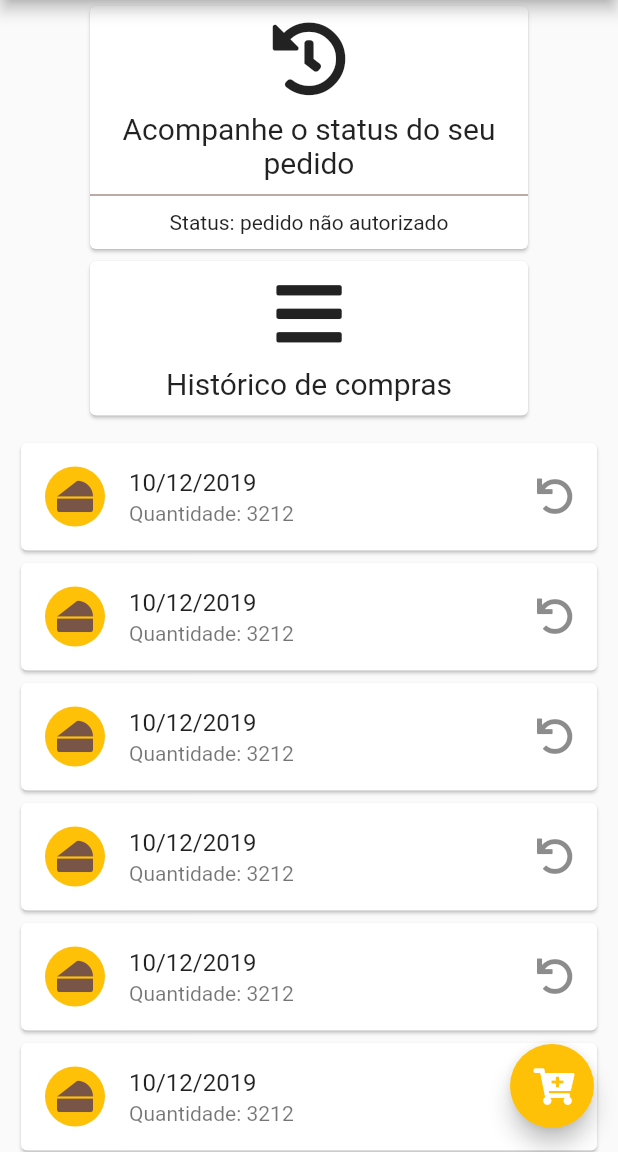
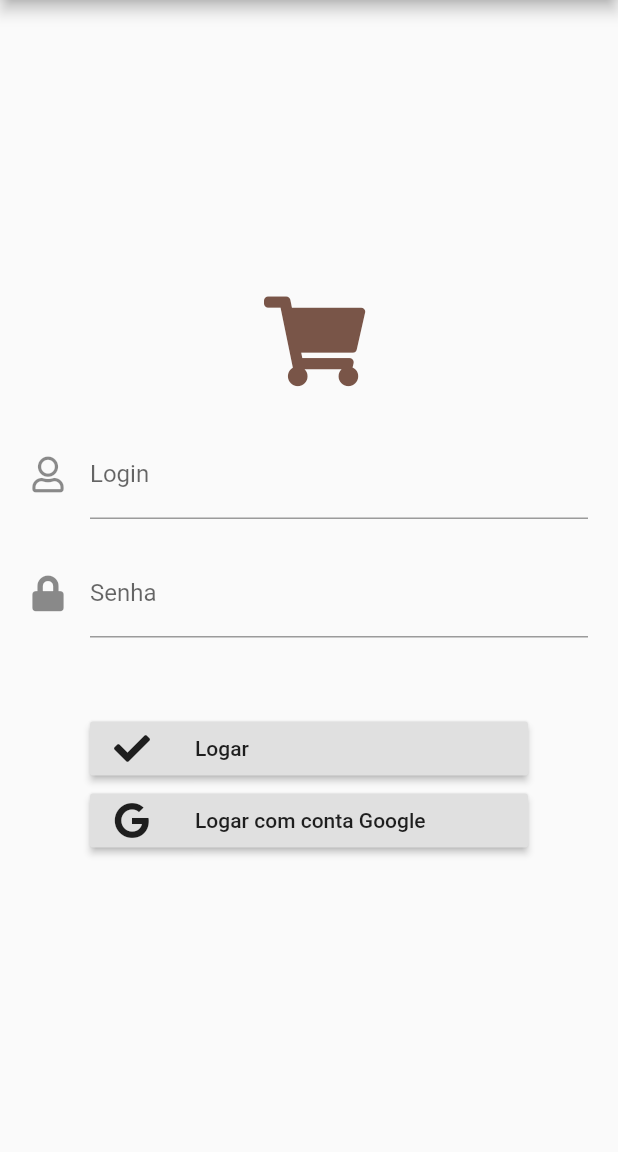
Before and after one commit to ademir2011/browdelivery, a Flutter app: the screen it shows after launch, on a phone screen of 412 x 824 dp, the part 84-1236 px from its top. Run offline on Flutter 3.47's test engine with Material 2 defaults, Android fonts, the phone set to English and light mode, and no system bars; our stand-ins replace font_awesome_flutter, google_sign_in.

Commit message:
google autentication

```diff
--- /dev/null
+++ b/lib/ui/autentication.dart
@@ -0,0 +1,108 @@
+import 'package:flutter/material.dart';
+import 'package:font_awesome_flutter/font_awesome_flutter.dart';
+import 'package:google_sign_in/google_sign_in.dart';
+
+class Autentication extends StatefulWidget {
+  @override
+  _AutenticationState createState() => _AutenticationState();
+}
+
+class _AutenticationState extends State<Autentication> {
+  final _formKey = GlobalKey<FormState>();
+  GoogleSignIn _googleSignIn = GoogleSignIn(scopes: ['email']);
+
+  @override
+  Widget build(BuildContext context) {
+    return Scaffold(
+      appBar: buildAppBar(),
+      body: buildLogin(),
+    );
+  }
+
+  Widget buildAppBar() {
+    return AppBar(
+      title: Text("Brow Delivery"),
+    );
+  }
+
+  Widget buildLogin() {
+    return Center(
+      child: Form(
+        key: _formKey,
+        child: Padding(
+          padding: EdgeInsets.all(20.0),
+          child: Column(
+            mainAxisAlignment: MainAxisAlignment.center,
+            children: <Widget>[
+              Icon(
+                FontAwesomeIcons.shoppingCart,
+                size: 60.0,
+                color: Colors.brown,
+              ),
+              SizedBox(
+                height: 30.0,
+              ),
+              TextFormField(
+                decoration: InputDecoration(
+                  icon: Icon(FontAwesomeIcons.user),
+                  labelText: "Login",
+                ),
+              ),
+              SizedBox(
+                height: 20.0,
+              ),
+              TextFormField(
+                decoration: InputDecoration(
+                  icon: Icon(FontAwesomeIcons.lock),
+                  labelText: "Senha",
+                ),
+              ),
+              SizedBox(
+                height: 50.0,
+              ),
+              Padding(
+                padding: EdgeInsets.fromLTRB(40.0, 0, 40.0, 0),
+                child: Column(
+                  children: <Widget>[
+                    RaisedButton(
+                      child: Row(
+                        children: <Widget>[
+                          Icon(FontAwesomeIcons.check),
+                          SizedBox(
+                            width: 30.0,
+                          ),
+                          Text("Logar"),
+                        ],
+                      ),
+                      onPressed: () {},
+                    ),
+                    RaisedButton(
+                      child: Row(
+                        children: <Widget>[
+                          Icon(FontAwesomeIcons.google),
+                          SizedBox(
+                            width: 30.0,
+                          ),
+                          Text("Logar com conta Google"),
+                        ],
+                      ),
+                      onPressed: () {
+                        logar();
+                      },
+                    ),
+                  ],
+                ),
+              ),
+            ],
+          ),
+        ),
+      ),
+    );
+  }
+
+  void logar() {
+    _googleSignIn.signIn().then((data) {
+      print('Usuário ${data.displayName} autenticado!');
+    }).catchError((err) => print(err));
+  }
+}
--- a/lib/ui/home.dart
+++ b/lib/ui/home.dart
@@ -17,21 +17,6 @@ class _HomeState extends State<Home> {
   Order order;
 
   _HomeState(this.order);
-
-  GoogleSignIn _googleSignIn = GoogleSignIn(scopes: ['email']);
-
-  @override
-  void initState() {
-    // TODO: implement initState
-    super.initState();
-    logar();
-  }
-
-  void logar() {
-    _googleSignIn.signIn().then((data) {
-      print('Usuário ${data.displayName} autenticado!');
-    }).catchError((err) => print(err));
-  }
 
   @override
   Widget build(BuildContext context) {
--- a/lib/ui/slash_screen.dart
+++ b/lib/ui/slash_screen.dart
@@ -1,4 +1,4 @@
-import 'package:brow/ui/home.dart';
+import 'package:brow/ui/autentication.dart';
 import 'package:flutter/material.dart';
 import 'package:font_awesome_flutter/font_awesome_flutter.dart';
 
@@ -17,10 +17,7 @@ class _SplashScreenState extends State<SplashScreen> {
     Future.delayed(duration).then((_) {
       Navigator.pushReplacement(
         context,
-        MaterialPageRoute(
-            builder: (context) => Home(
-                  order: null,
-                )),
+        MaterialPageRoute(builder: (context) => Autentication()),
       );
     });
   }
```
